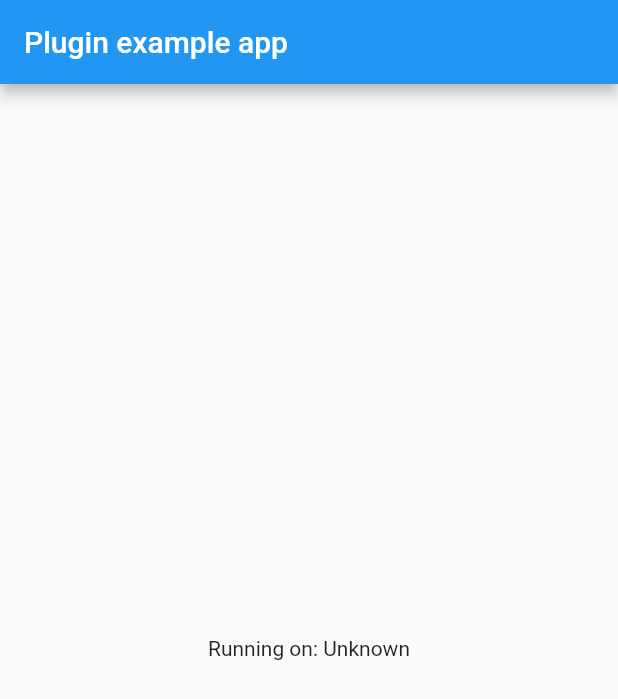
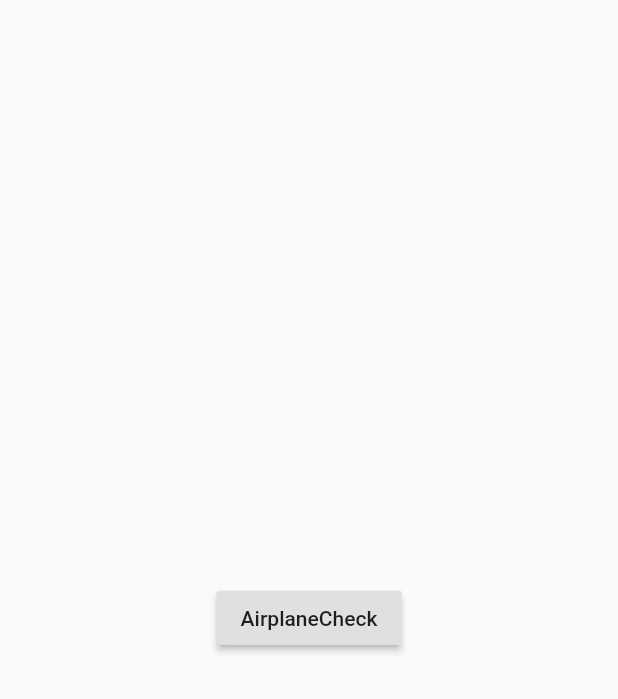
Before and after one commit to songyiYu/flutter_airplane_mode_detection, a Flutter app: the screen it shows after launch, on a phone screen of 412 x 824 dp. Shown: the top 699 px of the screen. Run offline on Flutter 3.47's test engine with Material 2 defaults, Android fonts, the phone set to English and light mode, and no system bars.

Commit message:
main.dart , iOS Code Update

```diff
--- a/example/lib/main.dart
+++ b/example/lib/main.dart
@@ -43,14 +43,19 @@ class _MyAppState extends State<MyApp> {
   @override
   Widget build(BuildContext context) {
     return MaterialApp(
-      home: Scaffold(
-        appBar: AppBar(
-          title: const Text('Plugin example app'),
-        ),
-        body: Center(
-          child: Text('Running on: $_platformVersion\n'),
-        ),
-      ),
-    );
+        home: new Scaffold(
+            body: new Center(
+                child: Column(
+                    mainAxisAlignment: MainAxisAlignment.spaceEvenly,
+                    children: [
+
+                      RaisedButton(
+                          child: Text('AirplaneCheck'),
+                          onPressed: () => AirplaneModeDetection.launch()
+                      )
+                    ]
+                )
+            )
+        ));
   }
 }
--- a/lib/airplane_mode_detection.dart
+++ b/lib/airplane_mode_detection.dart
@@ -4,10 +4,16 @@ import 'package:flutter/services.dart';
 
 class AirplaneModeDetection {
   static const MethodChannel _channel =
-      const MethodChannel('airplane_mode_detection');
+  const MethodChannel('flutter.moum.airplane_mode_detection');
 
   static Future<String> get platformVersion async {
     final String version = await _channel.invokeMethod('getPlatformVersion');
     return version;
   }
+
+  static void launch() async {
+    await _channel.invokeMethod(
+        'detectairplane');
+    print("launch is success!");
+  }
 }
```
Also changed, not shown: example/pubspec.lock, pubspec.lock, 10 other files.
